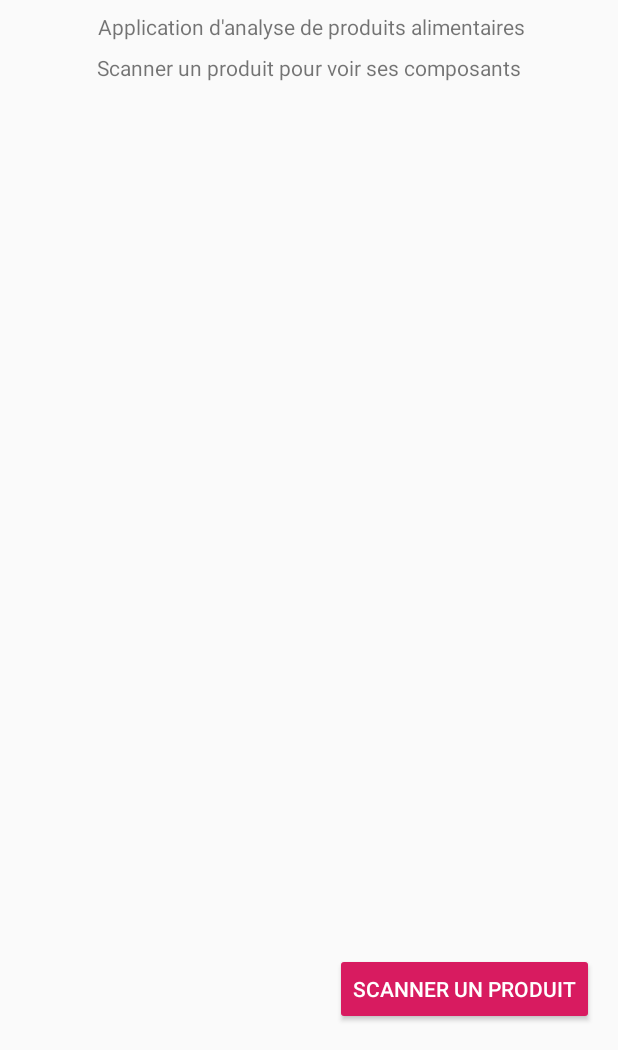
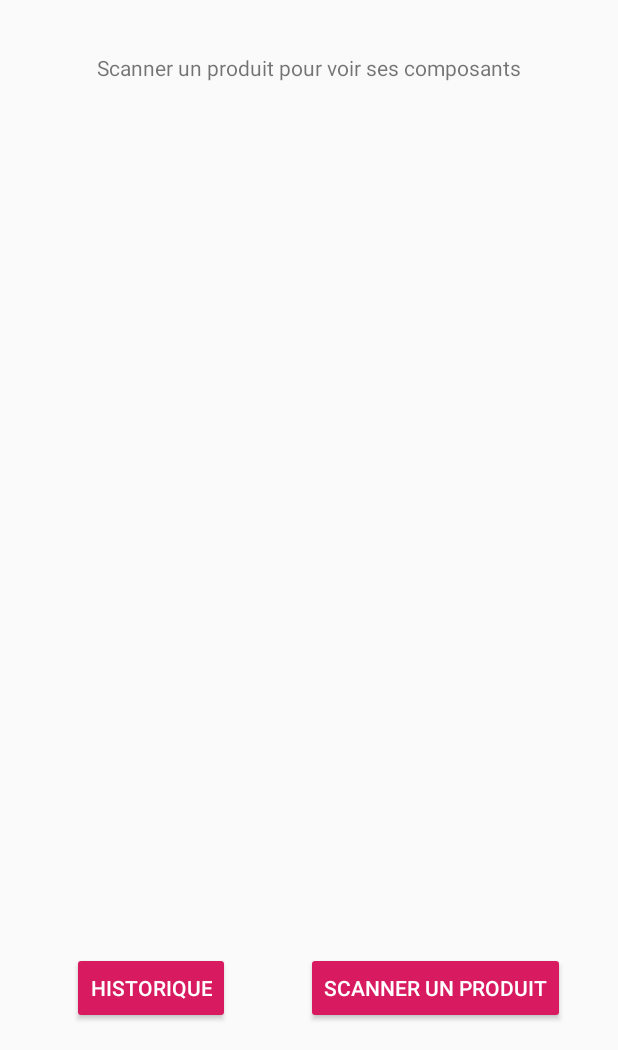
Before and after one commit to fahimbellili/ELIM_18-19_Foody, an Android app: the screen it shows after launch (MainActivity), on a phone screen of 412 x 824 dp, the part 186-1236 px from its top. Run offline under Robolectric (Android 15) with nearby library versions, the phone set to English and light mode, and no system bars; libraries missing offline, so code that uses them is left out: com.google.zxing.integration.

Commit message:
Calling History activity from History button "Historique"

```diff
--- a/FoodyApp/app/src/main/java/com/foody/foodyapp/MainActivity.java
+++ b/FoodyApp/app/src/main/java/com/foody/foodyapp/MainActivity.java
@@ -15,11 +15,13 @@ import com.google.zxing.integration.android.IntentResult;
 
 public class MainActivity extends AppCompatActivity {
 
+    private Button button;
+
     TextView result;
     Button scan;
 
     @Override
-    public void onCreate(Bundle savedInstanceState) {
+    protected void onCreate(Bundle savedInstanceState) {
         super.onCreate(savedInstanceState);
         setContentView(R.layout.activity_main);
         scan = (Button) findViewById(R.id.scan);
@@ -43,6 +45,14 @@ public class MainActivity extends AppCompatActivity {
                         .initiateScan();
             }
         });
+
+        button = (Button) findViewById(R.id.button);
+        button.setOnClickListener(new View.OnClickListener() {
+            @Override
+            public void onClick(View view) {
+                openActivityHistory();
+            }
+        });
     }
 
     @Override
@@ -55,6 +65,9 @@ public class MainActivity extends AppCompatActivity {
             Log.e("SCAN", "Scan fail");
     }
 
-
+    public void openActivityHistory (){
+        Intent intent = new Intent(this, ActivityHistory.class);
+        startActivity(intent);
+    }
 
 }
--- a/FoodyApp/app/src/main/res/layout/activity_main.xml
+++ b/FoodyApp/app/src/main/res/layout/activity_main.xml
@@ -2,6 +2,7 @@
 <android.support.constraint.ConstraintLayout xmlns:android="http://schemas.android.com/apk/res/android"
     xmlns:app="http://schemas.android.com/apk/res-auto"
     xmlns:tools="http://schemas.android.com/tools"
+    android:id="@+id/activityMain"
     android:layout_width="match_parent"
     android:layout_height="match_parent"
     tools:context=".MainActivity">
@@ -25,25 +26,23 @@
         android:layout_width="wrap_content"
         android:layout_height="wrap_content"
         android:layout_marginStart="8dp"
-        android:layout_marginTop="8dp"
+        android:layout_marginTop="16dp"
         android:layout_marginEnd="8dp"
-        android:layout_marginBottom="8dp"
         android:text="Scanner un produit"
-        app:layout_constraintBottom_toBottomOf="parent"
         app:layout_constraintEnd_toEndOf="parent"
-        app:layout_constraintHorizontal_bias="0.964"
-        app:layout_constraintStart_toStartOf="parent"
-        app:layout_constraintTop_toBottomOf="@+id/textView"
-        app:layout_constraintVertical_bias="0.986" />
+        app:layout_constraintHorizontal_bias="0.605"
+        app:layout_constraintStart_toEndOf="@+id/button"
+        app:layout_constraintTop_toBottomOf="@+id/scan_result" />
 
     <TextView
         android:id="@+id/scan_result"
         android:layout_width="match_parent"
         android:layout_height="wrap_content"
         android:layout_marginTop="8dp"
-        android:layout_marginBottom="224dp"
+        android:layout_marginBottom="32dp"
         app:layout_constraintBottom_toBottomOf="parent"
-        app:layout_constraintTop_toBottomOf="@+id/scan"
+        app:layout_constraintTop_toTopOf="parent"
+        app:layout_constraintVertical_bias="0.93"
         tools:layout_editor_absoluteX="0dp" />
 
     <TextView
@@ -54,7 +53,6 @@
         android:layout_marginTop="8dp"
         android:layout_marginEnd="8dp"
         android:layout_marginBottom="408dp"
-        android:text=" Application d'analyse de produits alimentaires"
         app:layout_constraintBottom_toTopOf="@+id/scan_result"
         app:layout_constraintEnd_toEndOf="parent"
         app:layout_constraintStart_toStartOf="parent"
@@ -76,4 +74,15 @@
         app:layout_constraintTop_toBottomOf="@+id/textView2"
         app:layout_constraintVertical_bias="0.0" />
 
+    <Button
+        android:id="@+id/button"
+        style="@style/Widget.AppCompat.Button.Colored"
+        android:layout_width="wrap_content"
+        android:layout_height="wrap_content"
+        android:layout_marginStart="48dp"
+        android:layout_marginTop="16dp"
+        android:text="Historique"
+        app:layout_constraintStart_toStartOf="parent"
+        app:layout_constraintTop_toBottomOf="@+id/scan_result" />
+
 </android.support.constraint.ConstraintLayout>
```
Also changed, not shown: FoodyApp/app/src/main/AndroidManifest.xml (+10 -0 lines), FoodyApp/app/src/main/java/com/foody/foodyapp/ActivityHistory.java (added, +13 -0 lines), FoodyApp/app/src/main/res/layout/activity_auth.xml (+53 -2 lines), FoodyApp/app/src/main/res/layout/activity_products_history.xml (+5 -5 lines).
